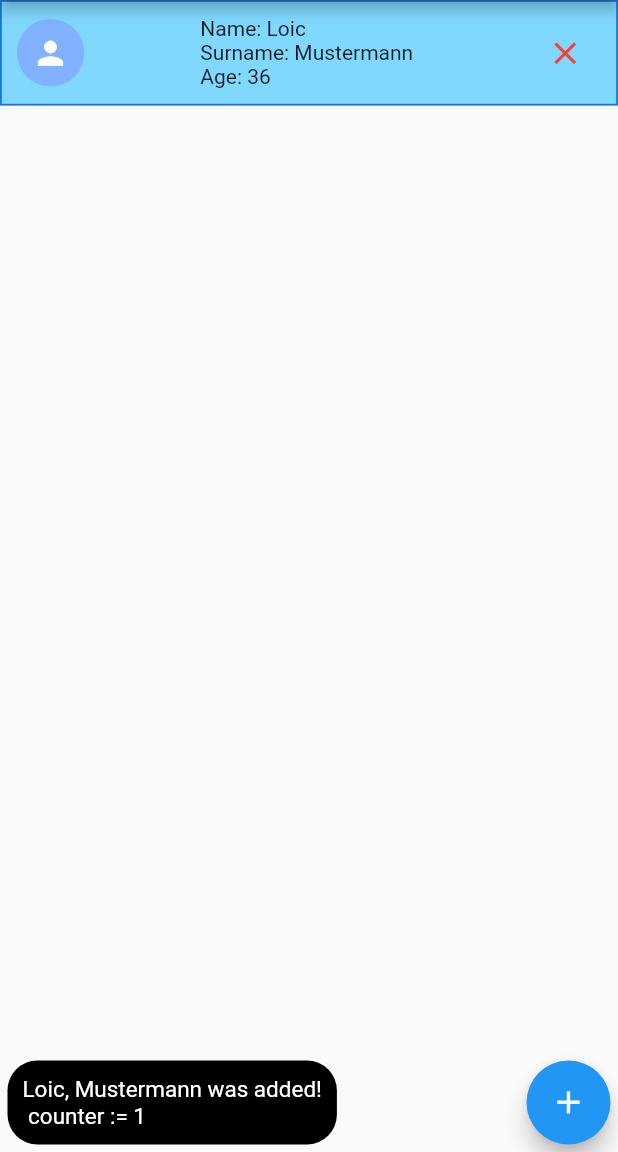
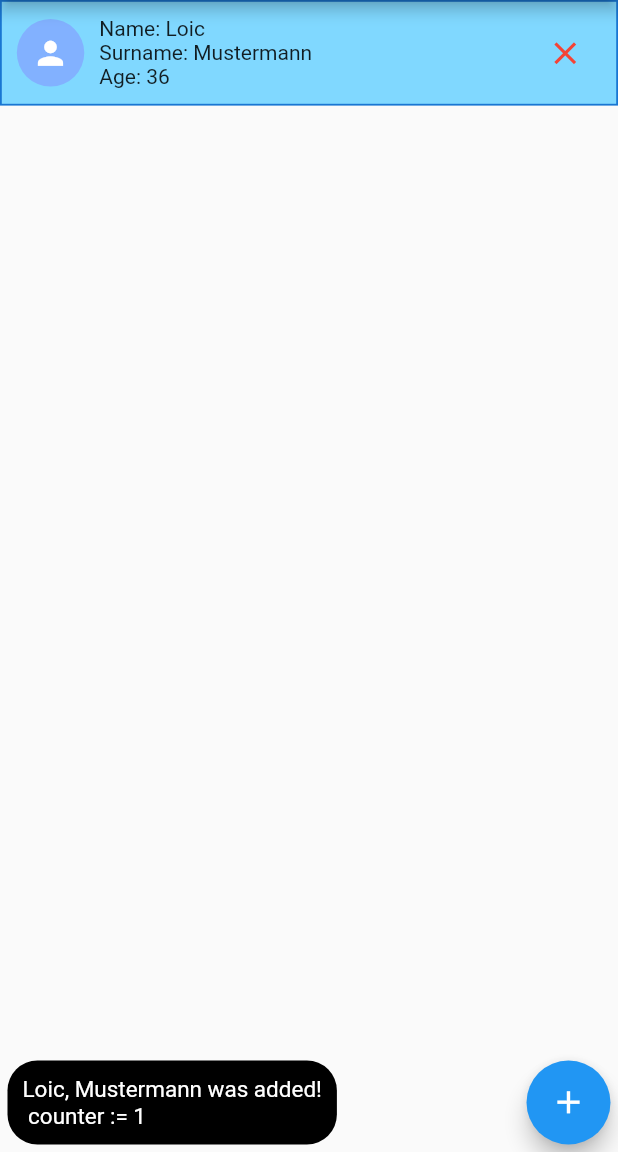
Before and after one commit to erardlucien/test03, a Flutter app: the screen it shows after launch, after a tap on the "add" icon, on a phone screen of 412 x 824 dp, the part 84-1236 px from its top. Run offline on Flutter 3.47's test engine with Material 2 defaults, Android fonts, the phone set to English and light mode, and no system bars.

Commit message:
a little change.

```diff
--- a/lib/main.dart
+++ b/lib/main.dart
@@ -30,6 +30,8 @@ class PersonDetail extends StatelessWidget {
         mainAxisAlignment: MainAxisAlignment.spaceBetween,
         crossAxisAlignment: CrossAxisAlignment.center,
         children: [
+          Row(
+            children: [
               Container(
                 padding: const EdgeInsets.all(10),
                 decoration: BoxDecoration(
@@ -37,13 +39,18 @@ class PersonDetail extends StatelessWidget {
                     borderRadius: BorderRadius.circular(30)),
                 child: person._avatar,
               ),
-          Column(
+              Container(
+                margin: const EdgeInsets.only(left: 10),
+                child: Column(
                   mainAxisAlignment: MainAxisAlignment.center,
                   crossAxisAlignment: CrossAxisAlignment.start,
                   children: [
                     Text('Name: ${person._name}'),
                     Text('Surname: ${person._surname}'),
                     Text('Age: ${person._age}'),
+                  ],
+                ),
+              ),
             ],
           ),
           FloatingActionButton(
```
Lines whose indentation alone changed are shown as unchanged.
